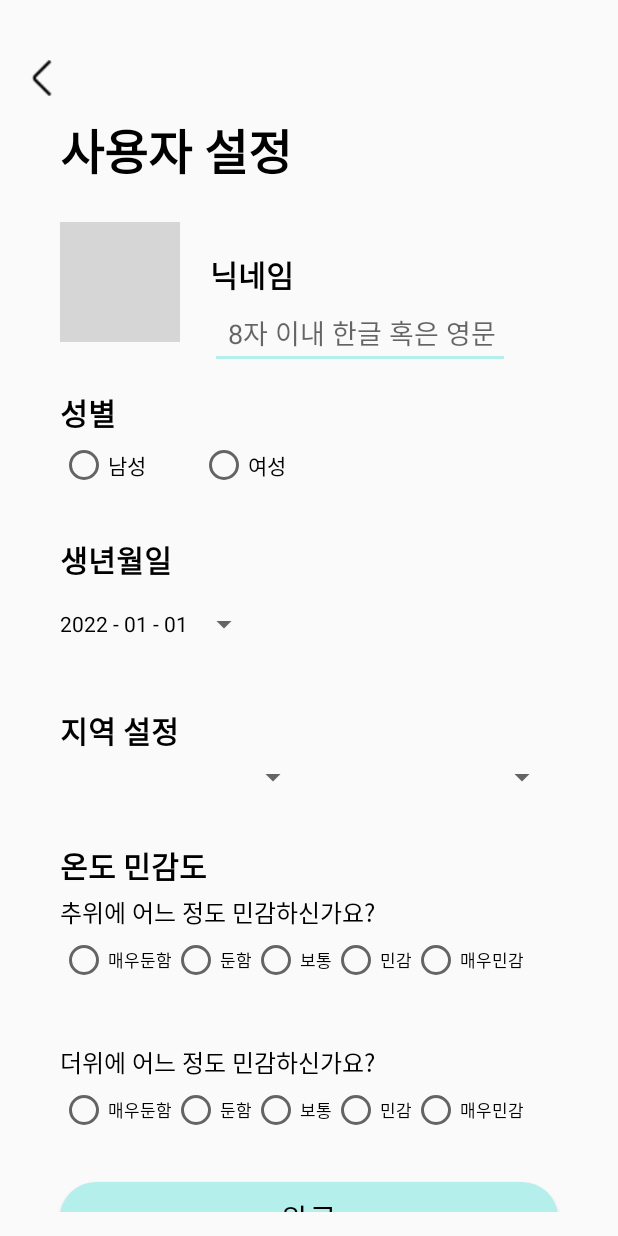
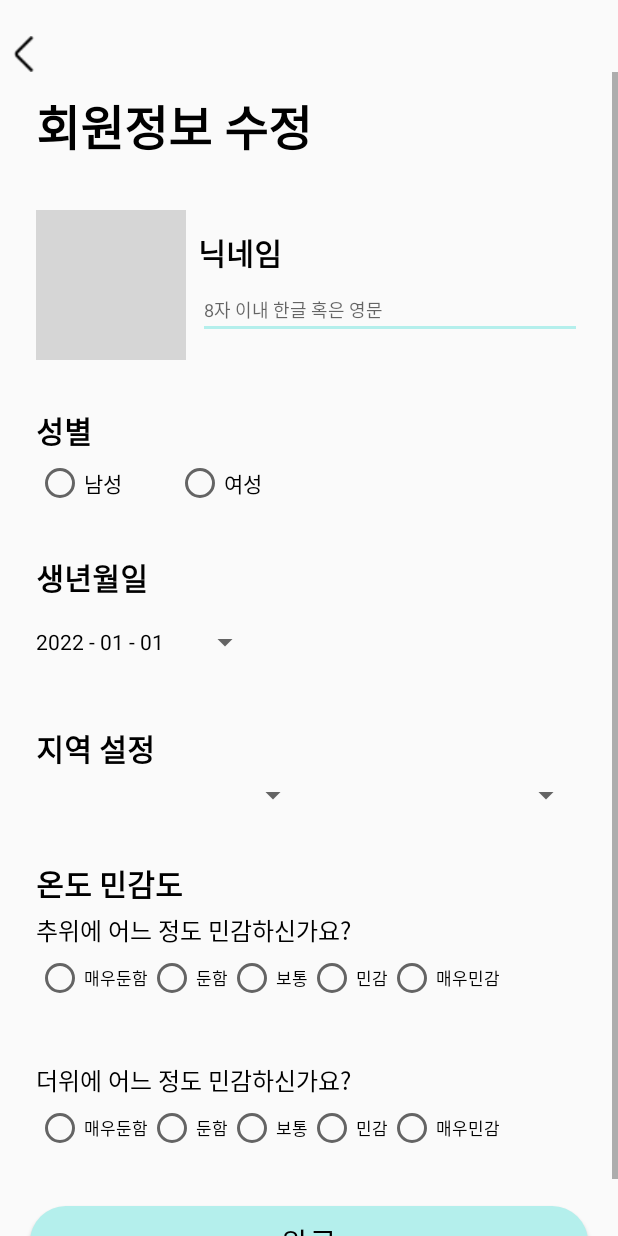
Before and after one commit to cyj2825/OOTW, an Android app: the fragment ModifyUserFragment shown on its own in the app's theme, on a phone screen of 412 x 824 dp. Run offline under Robolectric (Android 15) with nearby library versions, the light colour scheme and no system bars; our stand-ins replace CircleImageView; grey boxes are pictures that could not be loaded.

Commit message:
마이페이지 화면 디자인 수정

```diff
--- a/app/src/main/java/com/example/ootw/UserSetUpActivity.kt
+++ b/app/src/main/java/com/example/ootw/UserSetUpActivity.kt
@@ -85,6 +85,7 @@ class UserSetUpActivity : AppCompatActivity(), PrimarySpinnerObservable, Seconda
                 R.id.rb_SignUp3_heat5 -> result3 = 5
             }
         }
+
         binding.btnSignUp1Next.setOnClickListener {
             Log.d("userset", "성공???")
             // 서버로 보낼 회원가입 데이터 생성
--- a/app/src/main/java/com/example/ootw/fragment/LikeFragment.kt
+++ b/app/src/main/java/com/example/ootw/fragment/LikeFragment.kt
@@ -57,7 +57,7 @@ class LikeFragment : Fragment() {
             override fun handleOnBackPressed() {
                 Log.d("TestLog", "백프레스")
                 activity?.supportFragmentManager?.beginTransaction()
-                    ?.replace(R.id.main_screen_panel, MyPageFragment())?.commit()
+                    ?.replace(R.id.main_screen_panel, HomeFragment())?.commit()
             }
         }
         requireActivity().onBackPressedDispatcher.addCallback(this, callback)
--- a/app/src/main/java/com/example/ootw/fragment/ModifyUserFragment.kt
+++ b/app/src/main/java/com/example/ootw/fragment/ModifyUserFragment.kt
@@ -3,12 +3,15 @@ package com.example.ootw.fragment
 import android.content.Context
 import android.content.Intent
 import android.os.Bundle
+import android.text.TextUtils.replace
 import android.util.Log
 import androidx.fragment.app.Fragment
 import android.view.LayoutInflater
 import android.view.View
 import android.view.ViewGroup
 import androidx.activity.OnBackPressedCallback
+import androidx.fragment.app.FragmentManager
+import androidx.fragment.app.commit
 import com.example.ootw.PostActivity
 import com.example.ootw.R
 import com.example.ootw.databinding.FragmentHomeBinding
@@ -24,15 +27,21 @@ class ModifyUserFragment : Fragment() {
     ): View? {
         binding = FragmentModifyUserBinding.inflate(inflater, container, false)
 
-        binding.ivProfileImg.setOnClickListener {
+        binding.ivModifyUserProfileImg.setOnClickListener {
             val intent = Intent(requireContext(), PostActivity::class.java)
             startActivity(intent)
             requireActivity().overridePendingTransition(0, 0)
         }
+
+        // 뒤로가기 imageView 클릭시
+        binding.ivModifyUserBack.setOnClickListener {
+            fragmentManager?.beginTransaction()?.replace(R.id.main_screen_panel, MyPageFragment())?.commit()
+        }
+
         return binding.root
     }
 
-//  뒤로가기 버튼 실행시
+//  핸드폰 뒤로가기 실행시
     override fun onAttach(context: Context) {
         super.onAttach(context)
         callback = object : OnBackPressedCallback(true) {
--- a/app/src/main/java/com/example/ootw/fragment/MyPageFragment.kt
+++ b/app/src/main/java/com/example/ootw/fragment/MyPageFragment.kt
@@ -6,6 +6,7 @@ import android.view.LayoutInflater
 import android.view.View
 import android.view.ViewGroup
 import android.widget.TextView
+import androidx.fragment.app.commit
 import com.example.ootw.R
 import com.example.ootw.databinding.FragmentMyPageBinding
 
--- a/app/src/main/res/layout/activity_create_post.xml
+++ b/app/src/main/res/layout/activity_create_post.xml
@@ -258,6 +258,7 @@
         android:layout_marginHorizontal="24dp"
         android:layout_marginTop="8dp"
         android:layout_marginBottom="32dp"
+        android:padding="8dp"
         android:gravity="start|top"
         android:hint="게시글 작성\n해시태그(#)를 이용해보세요!(최대 20개)"
         android:inputType="textMultiLine"
--- a/app/src/main/res/layout/fragment_modify_user.xml
+++ b/app/src/main/res/layout/fragment_modify_user.xml
@@ -5,30 +5,17 @@
     xmlns:tools="http://schemas.android.com/tools"
     android:layout_width="match_parent"
     android:layout_height="match_parent"
-    android:layout_margin="16dp"
     tools:context=".fragment.ModifyUserFragment">
 
     <ImageView
-        android:id="@+id/iv_SignUp2_back"
+        android:id="@+id/iv_ModifyUser_back"
         android:layout_width="24dp"
         android:layout_height="24dp"
         android:layout_marginTop="24dp"
+        android:layout_marginStart="4dp"
         android:src="@drawable/ic_back"
         app:layout_constraintTop_toTopOf="parent"
         app:layout_constraintStart_toStartOf="parent"/>
-
-    <TextView
-        android:id="@+id/tv_title"
-        android:layout_width="wrap_content"
-        android:layout_height="wrap_content"
-        android:layout_marginStart="24dp"
-        android:layout_marginTop="12dp"
-        android:text="사용자 설정"
-        android:textSize="32sp"
-        android:textStyle="bold"
-        android:textColor="@color/black"
-        app:layout_constraintStart_toStartOf="parent"
-        app:layout_constraintTop_toBottomOf="@+id/iv_SignUp2_back" />
 
     <ScrollView
         android:id="@+id/sv_ModifyUser"
@@ -36,124 +23,151 @@
         android:layout_height="wrap_content"
         app:layout_constraintStart_toStartOf="parent"
         app:layout_constraintEnd_toEndOf="parent"
-        app:layout_constraintTop_toBottomOf="@+id/tv_title">
+        app:layout_constraintTop_toBottomOf="@+id/iv_ModifyUser_back">
 
         <androidx.constraintlayout.widget.ConstraintLayout
             android:id="@+id/cl_ModifyUser"
             android:layout_width="match_parent"
-            android:layout_height="wrap_content"
-            android:layout_marginVertical="24dp">
+            android:layout_height="match_parent"
+            android:paddingBottom="80dp">
 
-            <de.hdodenhof.circleimageview.CircleImageView
-                android:id="@+id/iv_profileImg"
-                android:layout_width="80dp"
-                android:layout_height="80dp"
-                android:layout_gravity="center"
+            <TextView
+                android:id="@+id/textView"
+                android:layout_width="wrap_content"
+                android:layout_height="wrap_content"
                 android:layout_marginStart="24dp"
-                android:src="@drawable/feed_profile"
+                android:layout_marginTop="12dp"
+                android:text="회원정보 수정"
+                android:textColor="@color/black"
+                android:textSize="32sp"
+                android:textStyle="bold"
                 app:layout_constraintStart_toStartOf="parent"
                 app:layout_constraintTop_toTopOf="@+id/cl_ModifyUser" />
 
+            <LinearLayout
+                android:id="@+id/ll_ModifyUser_name"
+                android:layout_width="match_parent"
+                android:layout_height="wrap_content"
+                android:layout_marginHorizontal="24dp"
+                android:layout_marginTop="32dp"
+                android:gravity="center"
+                android:orientation="horizontal"
+                app:layout_constraintStart_toStartOf="parent"
+                app:layout_constraintTop_toBottomOf="@+id/textView">
+
+                <de.hdodenhof.circleimageview.CircleImageView
+                    android:id="@+id/iv_ModifyUser_profileImg"
+                    android:layout_width="100dp"
+                    android:layout_height="100dp"
+                    android:layout_gravity="center"
+                    android:src="@drawable/feed_profile" />
+
+                <LinearLayout
+                    android:layout_width="match_parent"
+                    android:layout_height="wrap_content"
+                    android:layout_marginStart="8dp"
+                    android:orientation="vertical">
+
+                    <TextView
+                        android:id="@+id/tv_nickname"
+                        android:layout_width="wrap_content"
+                        android:layout_height="wrap_content"
+                        android:text="닉네임"
+                        android:textColor="@color/black"
+                        android:textSize="20sp"
+                        android:textStyle="bold" />
+
+                    <EditText
+                        android:id="@+id/et_ModifyUser_name"
+                        android:layout_width="match_parent"
+                        android:layout_height="wrap_content"
+                        android:layout_marginTop="4dp"
+                        android:backgroundTint="#B4EFEC"
+                        android:hint="8자 이내 한글 혹은 영문"
+                        android:textSize="12sp" />
+                </LinearLayout>
+            </LinearLayout>
+
             <TextView
-                android:id="@+id/tv_ModifyUser_nickname"
+                android:id="@+id/tv_gender"
                 android:layout_width="wrap_content"
                 android:layout_height="wrap_content"
-                android:layout_marginTop="20dp"
-                android:layout_marginStart="20dp"
-                android:text="닉네임"
+                android:layout_marginStart="24dp"
+                android:layout_marginTop="32dp"
+                android:text="성별"
+                android:textColor="@color/black"
                 android:textSize="20sp"
                 android:textStyle="bold"
-                android:textColor="@color/black"
-                app:layout_constraintStart_toEndOf="@id/iv_profileImg"
-                app:layout_constraintTop_toTopOf="@+id/cl_ModifyUser"/>
+                app:layout_constraintStart_toStartOf="parent"
+                app:layout_constraintTop_toBottomOf="@+id/ll_ModifyUser_name" />
 
-            <EditText
-                android:id="@+id/et_ModifyUser_nickname"
-                android:layout_width="200dp"
-                android:layout_height="wrap_content"
-                android:hint="8자 이내 한글 혹은 영문"
-                android:paddingStart="12sp"
-                android:backgroundTint="#B4EFEC"
-                app:layout_constraintStart_toStartOf="@+id/tv_ModifyUser_nickname"
-                app:layout_constraintTop_toBottomOf="@id/tv_ModifyUser_nickname"/>
-
-            <TextView
-                android:id="@+id/tv_ModifyUser_gender"
+            <RadioGroup
+                android:id="@+id/rg_ModifyUser_gender"
                 android:layout_width="wrap_content"
                 android:layout_height="wrap_content"
-                android:layout_marginTop="32dp"
-                android:layout_marginStart="24dp"
-                android:text="성별"
-                android:textSize="20sp"
-                android:textStyle="bold"
-                android:textColor="@color/black"
+                android:layout_marginHorizontal="24dp"
+                android:layout_marginTop="4dp"
+                android:gravity="center"
+                android:orientation="horizontal"
                 app:layout_constraintStart_toStartOf="parent"
-                app:layout_constraintTop_toBottomOf="@+id/iv_profileImg"/>
-
-            <RadioGroup
-                android:id="@+id/rg_gender"
-                android:layout_width="wrap_content"
-                android:layout_height="wrap_content"
-                android:orientation="horizontal"
-                android:layout_marginTop="4dp"
-                app:layout_constraintStart_toStartOf="@+id/tv_ModifyUser_gender"
-                app:layout_constraintTop_toBottomOf="@id/tv_ModifyUser_gender">
+                app:layout_constraintTop_toBottomOf="@+id/tv_gender">
 
                 <RadioButton
                     android:id="@+id/rb_men"
                     android:layout_width="wrap_content"
                     android:layout_height="wrap_content"
                     android:layout_marginEnd="16dp"
-                    android:text="남성"/>
+                    android:text="남성" />
 
                 <RadioButton
                     android:id="@+id/rb_women"
-                    android:layout_marginStart="20dp"
                     android:layout_width="wrap_content"
                     android:layout_height="wrap_content"
-                    android:text="여성"/>
+                    android:layout_marginStart="20dp"
+                    android:text="여성" />
             </RadioGroup>
 
             <TextView
-                android:id="@+id/tv_ModifyUser_birth"
-                android:layout_width="wrap_content"
-                android:layout_height="wrap_content"
-                android:layout_marginTop="32dp"
-                android:layout_marginStart="24dp"
-                android:text="생년월일"
-                android:textSize="20sp"
-                android:textStyle="bold"
-                android:textColor="@color/black"
-                app:layout_constraintStart_toStartOf="parent"
-                app:layout_constraintTop_toBottomOf="@+id/rg_gender"/>
-
-            <Button
-                android:id="@+id/btn_ModifyUser_pickdate"
-                android:layout_width="wrap_content"
-                android:layout_height="wrap_content"
-                android:layout_marginTop="4dp"
-                android:layout_marginStart="24dp"
-                android:text="2022 - 01 - 01"
-                android:textColor="@color/black"
-                style="?android:spinnerStyle"
-                app:layout_constraintStart_toStartOf="parent"
-                app:layout_constraintTop_toBottomOf="@+id/tv_ModifyUser_birth" />
-
-            <TextView
-                android:id="@+id/textView3"
+                android:id="@+id/textView6"
                 android:layout_width="wrap_content"
                 android:layout_height="wrap_content"
                 android:layout_marginStart="24dp"
                 android:layout_marginTop="32dp"
+                android:text="생년월일"
                 android:textColor="@color/black"
+                android:textSize="20sp"
                 android:textStyle="bold"
+                app:layout_constraintStart_toStartOf="parent"
+                app:layout_constraintTop_toBottomOf="@+id/rg_ModifyUser_gender" />
+
+            <Button
+                android:id="@+id/btn_ModifyUser_pickdate"
+                style="?android:spinnerStyle"
+                android:layout_width="150dp"
+                android:layout_height="wrap_content"
+                android:layout_marginHorizontal="24dp"
+                android:layout_marginTop="4dp"
+                android:onClick="openDatePicker"
+                android:text="2022 - 01 - 01"
+                android:textColor="@color/black"
+                app:layout_constraintStart_toStartOf="parent"
+                app:layout_constraintTop_toBottomOf="@+id/textView6" />
+
+            <TextView
+                android:id="@+id/textView8"
+                android:layout_width="wrap_content"
+                android:layout_height="wrap_content"
+                android:layout_marginStart="24dp"
+                android:layout_marginTop="32dp"
+                android:text="지역 설정"
+                android:textColor="@color/black"
                 android:textSize="20sp"
-                android:text="지역 설정"
+                android:textStyle="bold"
                 app:layout_constraintStart_toStartOf="parent"
                 app:layout_constraintTop_toBottomOf="@+id/btn_ModifyUser_pickdate" />
 
             <LinearLayout
-                android:id="@+id/ll_SignUp3_region"
+                android:id="@+id/ll_ModifyUser_region"
                 android:layout_width="match_parent"
                 android:layout_height="wrap_content"
                 android:layout_marginHorizontal="24dp"
@@ -161,35 +175,35 @@
                 android:gravity="center"
                 android:orientation="horizontal"
                 app:layout_constraintStart_toStartOf="parent"
-                app:layout_constraintTop_toBottomOf="@+id/textView3">
+                app:layout_constraintTop_toBottomOf="@+id/textView8">
 
                 <Spinner
-                    android:id="@+id/spin_SignUp3_region1"
+                    android:id="@+id/spin_ModifyUser_region1"
                     android:layout_width="wrap_content"
                     android:layout_height="wrap_content"
                     android:layout_gravity="center"
-                    android:layout_weight="1"/>
+                    android:layout_weight="1" />
 
                 <Spinner
-                    android:id="@+id/spin_SignUp3_region2"
+                    android:id="@+id/spin_ModifyUser_region2"
                     android:layout_width="wrap_content"
                     android:layout_height="wrap_content"
                     android:layout_gravity="center"
-                    android:layout_weight="1"/>
+                    android:layout_weight="1" />
             </LinearLayout>
 
             <TextView
-                android:id="@+id/tv_ModifyUser_temperature"
+                android:id="@+id/tv_sensitivity"
                 android:layout_width="wrap_content"
                 android:layout_height="wrap_content"
                 android:layout_marginStart="24dp"
                 android:layout_marginTop="32dp"
                 android:text="온도 민감도"
+                android:textColor="@color/black"
                 android:textSize="20sp"
                 android:textStyle="bold"
-                android:textColor="@color/black"
                 app:layout_constraintStart_toStartOf="parent"
-                app:layout_constraintTop_toBottomOf="@+id/ll_SignUp3_region"/>
+                app:layout_constraintTop_toBottomOf="@+id/ll_ModifyUser_region" />
 
             <TextView
                 android:id="@+id/textView4"
@@ -198,55 +212,59 @@
                 android:layout_marginStart="24dp"
                 android:layout_marginTop="4dp"
                 android:text="추위에 어느 정도 민감하신가요?"
+                android:textColor="@color/black"
                 android:textSize="16sp"
-                android:textColor="@color/black"
                 app:layout_constraintStart_toStartOf="parent"
-                app:layout_constraintTop_toBottomOf="@+id/tv_ModifyUser_temperature" />
+                app:layout_constraintTop_toBottomOf="@+id/tv_sensitivity" />
 
             <RadioGroup
-                android:id="@+id/rg_SignUp3_cold"
+                android:id="@+id/rg_ModifyUser_cold"
                 android:layout_width="wrap_content"
                 android:layout_height="wrap_content"
-                android:orientation="horizontal"
                 android:layout_marginHorizontal="24dp"
                 android:layout_marginTop="4dp"
+                android:orientation="horizontal"
                 app:layout_constraintStart_toStartOf="parent"
                 app:layout_constraintTop_toBottomOf="@+id/textView4">
 
                 <RadioButton
-                    android:id="@+id/rb_SignUp3_cold1"
+                    android:id="@+id/rb_ModifyUser_cold1"
                     android:layout_width="wrap_content"
                     android:layout_height="wrap_content"
                     android:text="매우둔함"
-                    android:textSize="11sp"/>
+                    android:textSize="11sp" />
+
                 <RadioButton
-                    android:id="@+id/rb_SignUp3_cold2"
+                    android:id="@+id/rb_ModifyUser_cold2"
                     android:layout_width="wrap_content"
                     android:layout_height="wrap_content"
                     android:text="둔함"
-                    android:textSize="11sp"/>
+                    android:textSize="11sp" />
+
                 <RadioButton
-                    android:id="@+id/rb_SignUp3_cold3"
+                    android:id="@+id/rb_ModifyUser_cold3"
                     android:layout_width="wrap_content"
                     android:layout_height="wrap_content"
                     android:text="보통"
-                    android:textSize="11sp"/>
+                    android:textSize="11sp" />
+
                 <RadioButton
-                    android:id="@+id/rb_SignUp3_cold4"
+                    android:id="@+id/rb_ModifyUser_cold4"
                     android:layout_width="wrap_content"
                     android:layout_height="wrap_content"
                     android:text="민감"
-                    android:textSize="11sp"/>
+                    android:textSize="11sp" />
+
                 <RadioButton
-                    android:id="@+id/rb_SignUp3_cold5"
+                    android:id="@+id/rb_ModifyUser_cold5"
                     android:layout_width="wrap_content"
                     android:layout_height="wrap_content"
                     android:text="매우민감"
-                    android:textSize="11sp"/>
+                    android:textSize="11sp" />
             </RadioGroup>
 
             <TextView
-                android:id="@+id/textView5"
+                android:id="@+id/textView7"
                 android:layout_width="wrap_content"
                 android:layout_height="wrap_content"
                 android:layout_marginStart="24dp"
@@ -255,66 +273,69 @@
                 android:textColor="@color/black"
                 android:textSize="16sp"
                 app:layout_constraintStart_toStartOf="parent"
-                app:layout_constraintTop_toBottomOf="@+id/rg_SignUp3_cold" />
+                app:layout_constraintTop_toBottomOf="@+id/rg_ModifyUser_cold" />
 
             <RadioGroup
-                android:id="@+id/rg_SignUp3_heat"
+                android:id="@+id/rg_ModifyUser_heat"
                 android:layout_width="wrap_content"
                 android:layout_height="wrap_content"
-                android:orientation="horizontal"
                 android:layout_marginHorizontal="24dp"
                 android:layout_marginTop="4dp"
+                android:orientation="horizontal"
                 app:layout_constraintStart_toStartOf="parent"
-                app:layout_constraintTop_toBottomOf="@+id/textView5">
+                app:layout_constraintTop_toBottomOf="@+id/textView7">
 
                 <RadioButton
-                    android:id="@+id/rb_SignUp3_heat1"
+                    android:id="@+id/rb_ModifyUser_heat1"
                     android:layout_width="wrap_content"
                     android:layout_height="wrap_content"
                     android:text="매우둔함"
-                    android:textSize="11sp"/>
+                    android:textSize="11sp" />
+
                 <RadioButton
-                    android:id="@+id/rb_SignUp3_heat2"
+                    android:id="@+id/rb_ModifyUser_heat2"
                     android:layout_width="wrap_content"
                     android:layout_height="wrap_content"
                     android:text="둔함"
-                    android:textSize="11sp"/>
+                    android:textSize="11sp" />
+
                 <RadioButton
-                    android:id="@+id/rb_SignUp3_heat3"
+                    android:id="@+id/rb_ModifyUser_heat3"
                     android:layout_width="wrap_content"
                     android:layout_height="wrap_content"
                     android:text="보통"
-                    android:textSize="11sp"/>
+                    android:textSize="11sp" />
+
                 <RadioButton
-                    android:id="@+id/rb_SignUp3_heat4"
+                    android:id="@+id/rb_ModifyUser_heat4"
                     android:layout_width="wrap_content"
                     android:layout_height="wrap_content"
                     android:text="민감"
-                    android:textSize="11sp"/>
+                    android:textSize="11sp" />
+
                 <RadioButton
-                    android:id="@+id/rb_SignUp3_heat5"
+                    android:id="@+id/rb_ModifyUser_heat5"
                     android:layout_width="wrap_content"
                     android:layout_height="wrap_content"
                     android:text="매우민감"
-                    android:textSize="11sp"/>
+                    android:textSize="11sp" />
             </RadioGroup>
 
             <Button
-                android:id="@+id/btn_ModifyUser_modify"
+                android:id="@+id/btn_ModifyUser_next"
                 android:layout_width="match_parent"
                 android:layout_height="wrap_content"
-                android:layout_marginTop="32dp"
-                android:layout_marginHorizontal="24dp"
+                android:layout_marginHorizontal="20dp"
+                android:layout_marginVertical="36dp"
+                android:background="@drawable/bg_basicbtn"
                 android:text="완료"
+                android:textColor="@color/black"
                 android:textSize="20sp"
-                android:textColor="@color/black"
-                android:background="@drawable/bg_basicbtn"
+                app:layout_constraintBottom_toBottomOf="parent"
+                app:layout_constraintEnd_toEndOf="parent"
                 app:layout_constraintStart_toStartOf="parent"
-                app:layout_constraintEnd_toEndOf="parent"
-                app:layout_constraintTop_toBottomOf="@+id/rg_SignUp3_heat"/>
+                app:layout_constraintTop_toBottomOf="@id/rg_ModifyUser_heat" />
 
         </androidx.constraintlayout.widget.ConstraintLayout>
-
     </ScrollView>
-
 </androidx.constraintlayout.widget.ConstraintLayout>
--- a/app/src/main/res/layout/fragment_search.xml
+++ b/app/src/main/res/layout/fragment_search.xml
@@ -13,7 +13,6 @@
         android:layout_height="80dp"
         android:src="@drawable/mainlogo"
         android:layout_gravity="center"
-        android:layout_marginTop="20dp"
         app:layout_constraintStart_toStartOf="parent"
         app:layout_constraintEnd_toEndOf="parent"
         app:layout_constraintTop_toTopOf="parent"/>
```
Also changed, not shown: app/src/main/java/com/example/ootw/fragment/NoticeFragment.kt (+12 -2 lines), app/src/main/res/layout/fragment_closet.xml (+10 -0 lines), app/src/main/res/layout/fragment_notice.xml (+94 -29 lines).
